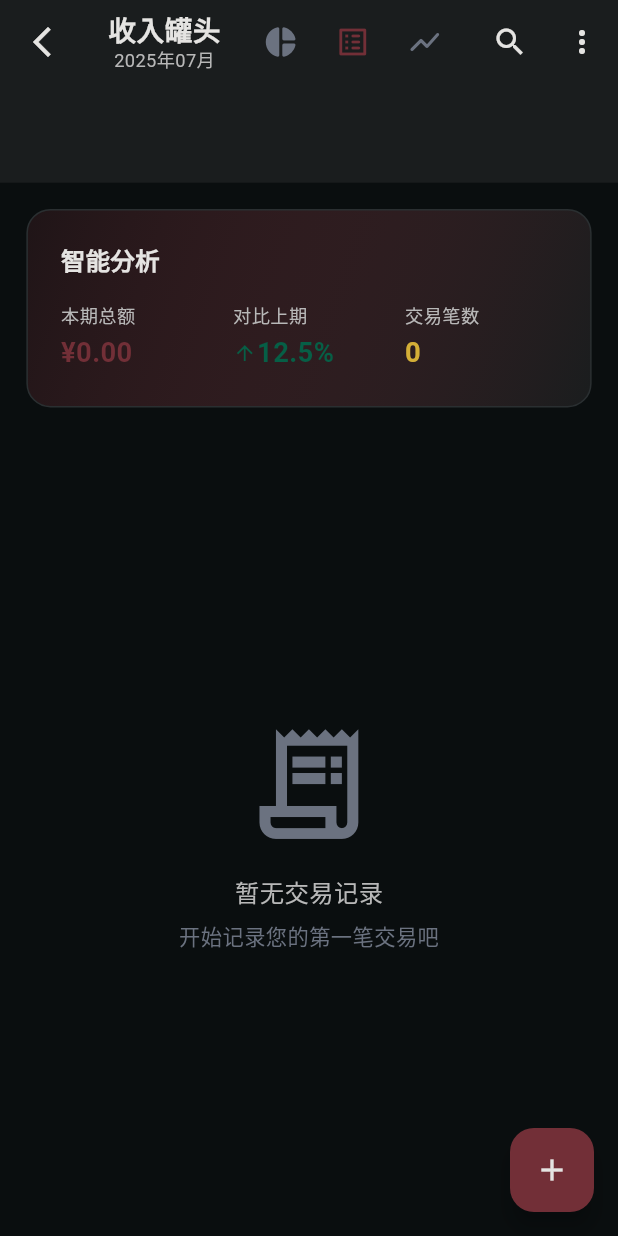
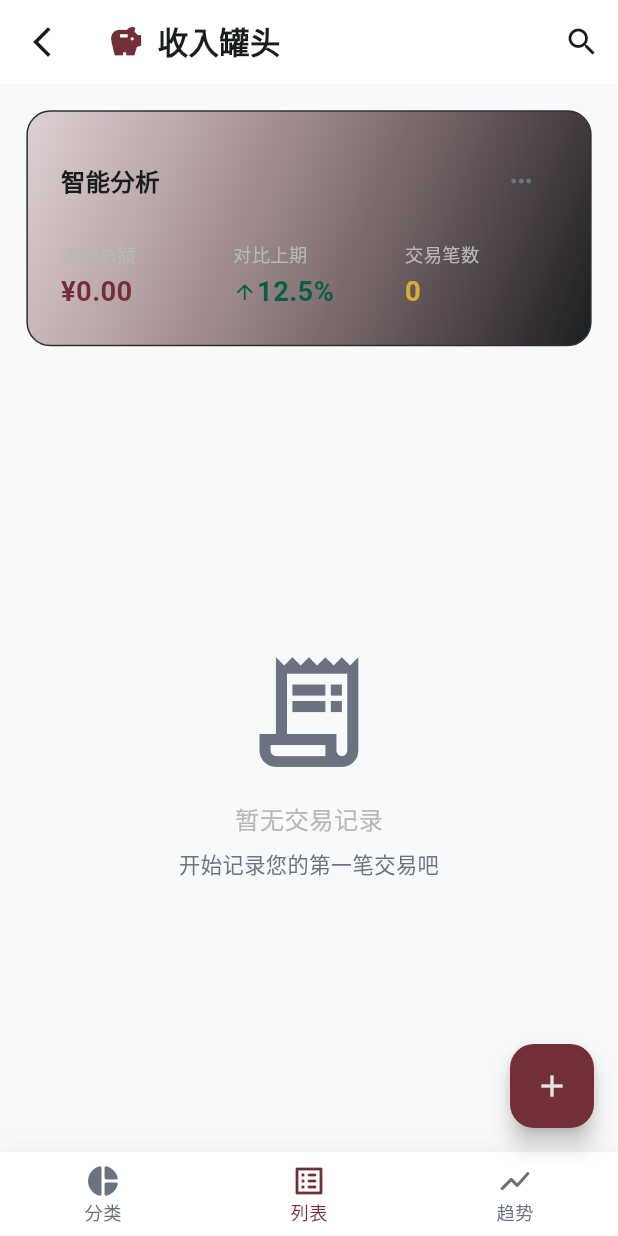
Before and after one commit to BrunonXU/MoneyJars, a Flutter app: the JarDetailPageNew screen opened directly with empty values, on a phone screen of 412 x 824 dp. Run offline on Flutter 3.47's test engine with Material 3 defaults, Android fonts, the phone set to English and light mode, and no system bars; our stand-ins replace fl_chart, flutter_screenutil, hive, hive_flutter; missing offline and left inert: dart:html; accounts and stored records are empty.

Commit message:
✨ 优化详情页UI设计 - 极简AppBar+底部导航
主요 개선사항:
- AppBar极简化: 移除时间副标题和视图切换按钮
- 底部标签导航: 3个视图切换移至底部，符合Material Design
- 智能功能集成: 高级功能集成到分析卡片菜单
- 时间选择优化: 改为优雅的对话框形式
- 视觉层次提升: 白色背景+精致阴影，告别压抑暗色

🤖 Generated with [Claude Code](https://claude.ai/code)

Co-Authored-By: Claude <noreply@anthropic.com>

```diff
--- a/lib/pages/detail/jar_detail_page_new.dart
+++ b/lib/pages/detail/jar_detail_page_new.dart
@@ -9,15 +9,12 @@
  */
 
 import 'package:flutter/material.dart';
-import 'package:flutter/services.dart';
 import 'package:provider/provider.dart';
 import 'package:intl/intl.dart';
 import 'package:flutter_screenutil/flutter_screenutil.dart';
-import 'package:fl_chart/fl_chart.dart';
 import '../../config/premium_color_scheme.dart';
 import '../../models/transaction_record_hive.dart';
 import '../../services/providers/transaction_provider.dart';
-import '../../widgets/common/loading_widget.dart';
 
 // 视图模式枚举
 enum ViewMode { pie, list, trend }
@@ -95,158 +92,101 @@ class _JarDetailPageNewState extends State<JarDetailPageNew>
 
   @override
   Widget build(BuildContext context) {
-    return Theme(
-      data: PremiumTheme.darkTheme,
-      child: Scaffold(
-        backgroundColor: PremiumColors.premiumBlack,
-        body: CustomScrollView(
-          slivers: [
-            _buildSliverAppBar(),
+    return Scaffold(
+      backgroundColor: const Color(0xFFF8F9FA), // 明亮的灰白背景
+      appBar: _buildSimpleAppBar(),
+      body: Column(
+        children: [
           _buildAnalysisCard(),
-            _buildViewContent(),
-          ],
-        ),
-        floatingActionButton: _buildFAB(),
-      ),
-    );
-  }
-
-  // 构建高级AppBar
-  Widget _buildSliverAppBar() {
-    return SliverAppBar(
-      expandedHeight: 120.h,
-      floating: true,
-      pinned: true,
-      backgroundColor: PremiumColors.darkCharcoal,
-      leading: IconButton(
-        icon: Icon(Icons.arrow_back_ios_new, color: PremiumColors.platinum),
-        onPressed: () => Navigator.pop(context),
-      ),
-      title: AnimatedOpacity(
-        opacity: _isSearching ? 0.0 : 1.0,
-        duration: const Duration(milliseconds: 300),
-        child: Column(
-          mainAxisSize: MainAxisSize.min,
-          children: [
-            Text(
-              _jarTitle,
-              style: TextStyle(
-                color: PremiumColors.platinum,
-                fontSize: 18.sp,
-                fontWeight: FontWeight.w600,
-                letterSpacing: 0.5,
-              ),
-            ),
-            Text(
-              _getSubtitle(),
-              style: TextStyle(
-                color: PremiumColors.silverGrey,
-                fontSize: 12.sp,
-                fontWeight: FontWeight.w400,
+          Expanded(
+            child: AnimatedSwitcher(
+              duration: const Duration(milliseconds: 600),
+              switchInCurve: Curves.easeInOut,
+              switchOutCurve: Curves.easeInOut,
+              child: _getViewWidget(),
             ),
           ),
         ],
       ),
+      bottomNavigationBar: _isSearching ? null : _buildBottomNavigation(),
+      floatingActionButton: _buildFAB(),
+    );
+  }
+
+  // 构建极简AppBar
+  PreferredSizeWidget _buildSimpleAppBar() {
+    return AppBar(
+      backgroundColor: Colors.white,
+      elevation: 0,
+      centerTitle: false,
+      leading: IconButton(
+        icon: Icon(Icons.arrow_back_ios_new, color: PremiumColors.darkCharcoal),
+        onPressed: () => Navigator.pop(context),
+      ),
+      title: Row(
+        mainAxisSize: MainAxisSize.min,
+        children: [
+          // App图标
+          Container(
+            margin: EdgeInsets.only(right: 8.w),
+            child: Icon(
+              Icons.savings,
+              size: 22.w,
+              color: _themeColor,
+            ),
+          ),
+          Text(
+            _jarTitle,
+            style: TextStyle(
+              color: PremiumColors.darkCharcoal,
+              fontSize: 20.sp,
+              fontWeight: FontWeight.w600,
+            ),
+          ),
+        ],
       ),
       actions: [
-        // 视图切换按钮组
-        if (!_isSearching) ...[
-          _buildViewToggleButton(Icons.pie_chart_rounded, ViewMode.pie),
-          _buildViewToggleButton(Icons.list_alt_rounded, ViewMode.list),
-          _buildViewToggleButton(Icons.show_chart_rounded, ViewMode.trend),
-          SizedBox(width: 8.w),
-        ],
         // 搜索按钮
         IconButton(
           icon: Icon(
             _isSearching ? Icons.close : Icons.search,
-            color: PremiumColors.platinum,
+            color: PremiumColors.darkCharcoal,
           ),
           onPressed: _toggleSearch,
         ),
-        // 更多选项
-        PopupMenuButton<String>(
-          icon: Icon(Icons.more_vert, color: PremiumColors.platinum),
-          color: PremiumColors.darkCharcoal,
-          itemBuilder: (context) => [
-            PopupMenuItem(
-              value: 'export',
-              child: Row(
-                children: [
-                  Icon(Icons.download, color: PremiumColors.platinum, size: 20),
-                  SizedBox(width: 12.w),
-                  Text('导出数据', style: TextStyle(color: PremiumColors.platinum)),
       ],
-              ),
-            ),
-            PopupMenuItem(
-              value: 'filter',
-              child: Row(
-                children: [
-                  Icon(Icons.filter_list, color: PremiumColors.platinum, size: 20),
-                  SizedBox(width: 12.w),
-                  Text('高级筛选', style: TextStyle(color: PremiumColors.platinum)),
-                ],
-              ),
-            ),
-            if (_currentView == ViewMode.list)
-              PopupMenuItem(
-                value: 'batch',
-                child: Row(
-                  children: [
-                    Icon(Icons.checklist, color: PremiumColors.platinum, size: 20),
-                    SizedBox(width: 12.w),
-                    Text('批量操作', style: TextStyle(color: PremiumColors.platinum)),
-                  ],
-                ),
-              ),
-          ],
-          onSelected: _handleMenuAction,
-        ),
-      ],
-      flexibleSpace: _isSearching ? _buildSearchBar() : null,
+      bottom: _isSearching ? _buildSearchBarAsBottom() : null,
     );
   }
 
-  // 构建视图切换按钮
-  Widget _buildViewToggleButton(IconData icon, ViewMode mode) {
-    final isSelected = _currentView == mode;
-    return IconButton(
-      icon: Icon(
-        icon,
-        color: isSelected ? _themeColor : PremiumColors.smokeGrey,
+  // 构建搜索栏作为AppBar的bottom
+  PreferredSizeWidget _buildSearchBarAsBottom() {
+    return PreferredSize(
+      preferredSize: Size.fromHeight(60.h),
+      child: Container(
+        padding: EdgeInsets.symmetric(horizontal: 16.w, vertical: 8.h),
+        decoration: BoxDecoration(
+          color: Colors.white,
+          border: Border(
+            bottom: BorderSide(color: PremiumColors.cardBorder, width: 1),
           ),
-      onPressed: () => _switchView(mode),
-    );
-  }
-
-  // 构建搜索栏
-  Widget _buildSearchBar() {
-    return FlexibleSpaceBar(
-      background: Container(
-        color: PremiumColors.darkCharcoal,
-        padding: EdgeInsets.only(
-          left: 56.w,
-          right: 16.w,
-          bottom: 16.h,
         ),
-        child: Column(
-          mainAxisAlignment: MainAxisAlignment.end,
-          children: [
-            TextField(
+        child: TextField(
           controller: _searchController,
           autofocus: true,
-              style: TextStyle(color: PremiumColors.platinum),
+          style: TextStyle(color: PremiumColors.darkCharcoal),
           decoration: InputDecoration(
             hintText: '搜索描述或金额...',
             hintStyle: TextStyle(color: PremiumColors.smokeGrey),
+            filled: true,
+            fillColor: const Color(0xFFF8F9FA),
             border: OutlineInputBorder(
               borderRadius: BorderRadius.circular(12),
-                  borderSide: BorderSide(color: PremiumColors.cardBorder),
+              borderSide: BorderSide.none,
             ),
             enabledBorder: OutlineInputBorder(
               borderRadius: BorderRadius.circular(12),
-                  borderSide: BorderSide(color: PremiumColors.cardBorder),
+              borderSide: BorderSide.none,
             ),
             focusedBorder: OutlineInputBorder(
               borderRadius: BorderRadius.circular(12),
@@ -265,16 +205,116 @@ class _JarDetailPageNewState extends State<JarDetailPageNew>
           ),
           onChanged: (value) => setState(() => _searchQuery = value),
         ),
-          ],
-        ),
       ),
     );
   }
 
+  // 构建底部导航栏
+  Widget _buildBottomNavigation() {
+    return Container(
+      decoration: BoxDecoration(
+        color: Colors.white,
+        boxShadow: [
+          BoxShadow(
+            color: Colors.black.withOpacity(0.05),
+            blurRadius: 10,
+            offset: const Offset(0, -2),
+          ),
+        ],
+      ),
+      child: BottomNavigationBar(
+        currentIndex: _currentView.index,
+        onTap: (index) => _switchView(ViewMode.values[index]),
+        backgroundColor: Colors.transparent,
+        elevation: 0,
+        selectedItemColor: _themeColor,
+        unselectedItemColor: PremiumColors.smokeGrey,
+        selectedFontSize: 12.sp,
+        unselectedFontSize: 12.sp,
+        type: BottomNavigationBarType.fixed,
+        items: [
+          BottomNavigationBarItem(
+            icon: Icon(Icons.pie_chart_rounded),
+            activeIcon: Icon(Icons.pie_chart_rounded),
+            label: '分类',
+          ),
+          BottomNavigationBarItem(
+            icon: Icon(Icons.list_alt_rounded),
+            activeIcon: Icon(Icons.list_alt_rounded),
+            label: '列表',
+          ),
+          BottomNavigationBarItem(
+            icon: Icon(Icons.show_chart_rounded),
+            activeIcon: Icon(Icons.show_chart_rounded),
+            label: '趋势',
+          ),
+        ],
+      ),
+    );
+  }
+
+  // 构建操作按钮组
+  Widget _buildActionButtons() {
+    return PopupMenuButton<String>(
+      icon: Icon(Icons.more_horiz, color: PremiumColors.smokeGrey, size: 20),
+      color: Colors.white,
+      elevation: 8,
+      shape: RoundedRectangleBorder(
+        borderRadius: BorderRadius.circular(12),
+      ),
+      itemBuilder: (context) => [
+        PopupMenuItem(
+          value: 'export',
+          child: Row(
+            children: [
+              Icon(Icons.download, color: PremiumColors.darkCharcoal, size: 18),
+              SizedBox(width: 12.w),
+              Text('导出数据', style: TextStyle(color: PremiumColors.darkCharcoal, fontSize: 14.sp)),
+            ],
+          ),
+        ),
+        PopupMenuItem(
+          value: 'filter',
+          child: Row(
+            children: [
+              Icon(Icons.filter_list, color: PremiumColors.darkCharcoal, size: 18),
+              SizedBox(width: 12.w),
+              Text('高级筛选', style: TextStyle(color: PremiumColors.darkCharcoal, fontSize: 14.sp)),
+            ],
+          ),
+        ),
+        if (_currentView == ViewMode.list)
+          PopupMenuItem(
+            value: 'batch',
+            child: Row(
+              children: [
+                Icon(Icons.checklist, color: PremiumColors.darkCharcoal, size: 18),
+                SizedBox(width: 12.w),
+                Text('批量操作', style: TextStyle(color: PremiumColors.darkCharcoal, fontSize: 14.sp)),
+              ],
+            ),
+          ),
+        if (_currentView == ViewMode.trend)
+          PopupMenuItem(
+            value: 'timeRange',
+            child: Row(
+              children: [
+                Icon(Icons.date_range, color: PremiumColors.darkCharcoal, size: 18),
+                SizedBox(width: 12.w),
+                Text('时间范围', style: TextStyle(color: PremiumColors.darkCharcoal, fontSize: 14.sp)),
+              ],
+            ),
+          ),
+      ],
+      onSelected: _handleMenuAction,
+    );
+  }
+
+  // 删除了未使用的SliverAppBar相关方法
+
   // 构建智能分析卡片
   Widget _buildAnalysisCard() {
-    return SliverToBoxAdapter(
-      child: Consumer<TransactionProvider>(
+    return Consumer<TransactionProvider>(
         builder: (context, provider, _) {
           final stats = _calculateStats(provider);
 
@@ -302,14 +342,13 @@ class _JarDetailPageNewState extends State<JarDetailPageNew>
                     Text(
                       '智能分析',
                       style: TextStyle(
-                        color: PremiumColors.platinum,
+                        color: PremiumColors.darkCharcoal,
                         fontSize: 16.sp,
                         fontWeight: FontWeight.w600,
                       ),
                     ),
-                    // 时间范围选择器
-                    if (_currentView == ViewMode.trend)
-                      _buildTimeRangeSelector(),
+                    // 高级功能按钮
+                    _buildActionButtons(),
                   ],
                 ),
                 SizedBox(height: 16.h),
@@ -348,7 +387,6 @@ class _JarDetailPageNewState extends State<JarDetailPageNew>
             ),
           );
         },
-      ),
       );
   }
 
@@ -388,46 +426,9 @@ class _JarDetailPageNewState extends State<JarDetailPageNew>
     );
   }
 
-  // 构建时间范围选择器
-  Widget _buildTimeRangeSelector() {
-    return Container(
-      padding: EdgeInsets.symmetric(horizontal: 12.w, vertical: 6.h),
-      decoration: BoxDecoration(
-        color: PremiumColors.darkCharcoal,
-        borderRadius: BorderRadius.circular(8),
-        border: Border.all(color: PremiumColors.cardBorder),
-      ),
-      child: DropdownButton<String>(
-        value: _timeRange,
-        items: ['本周', '本月', '三个月', '一年']
-            .map((range) => DropdownMenuItem(
-                  value: range,
-                  child: Text(
-                    range,
-                    style: TextStyle(color: PremiumColors.platinum, fontSize: 14.sp),
-                  ),
-                ))
-            .toList(),
-        onChanged: (value) => setState(() => _timeRange = value!),
-        underline: SizedBox(),
-        dropdownColor: PremiumColors.darkCharcoal,
-        icon: Icon(Icons.arrow_drop_down, color: PremiumColors.platinum),
-        isDense: true,
-      ),
-    );
-  }
+  // 删除了原来的时间范围选择器，现在使用对话框
 
-  // 构建视图内容
-  Widget _buildViewContent() {
-    return SliverFillRemaining(
-      child: AnimatedSwitcher(
-        duration: const Duration(milliseconds: 600),
-        switchInCurve: Curves.easeInOut,
-        switchOutCurve: Curves.easeInOut,
-        child: _getViewWidget(),
-      ),
-    );
-  }
+  // 删除了未使用的 _buildViewContent 方法
 
   // 获取当前视图组件
   Widget _getViewWidget() {
@@ -446,7 +447,7 @@ class _JarDetailPageNewState extends State<JarDetailPageNew>
     return Center(
       child: Text(
         '饼状图视图开发中...',
-        style: TextStyle(color: PremiumColors.platinum),
+        style: TextStyle(color: PremiumColors.darkCharcoal),
       ),
     );
   }
@@ -475,7 +476,7 @@ class _JarDetailPageNewState extends State<JarDetailPageNew>
     return Center(
       child: Text(
         '趋势图视图开发中...',
-        style: TextStyle(color: PremiumColors.platinum),
+        style: TextStyle(color: PremiumColors.darkCharcoal),
       ),
     );
   }
@@ -641,9 +642,6 @@ class _JarDetailPageNewState extends State<JarDetailPageNew>
   }
 
   // 辅助方法
-  String _getSubtitle() {
-    return DateFormat('yyyy年MM月').format(DateTime.now());
-  }
 
   void _toggleSearch() {
     setState(() {
@@ -672,6 +670,9 @@ class _JarDetailPageNewState extends State<JarDetailPageNew>
         break;
       case 'batch':
         _enterSelectionMode(null);
+        break;
+      case 'timeRange':
+        _showTimeRangeDialog();
         break;
     }
   }
@@ -722,6 +723,34 @@ class _JarDetailPageNewState extends State<JarDetailPageNew>
     };
   }
 
+  void _showTimeRangeDialog() {
+    showDialog(
+      context: context,
+      builder: (context) => AlertDialog(
+        backgroundColor: Colors.white,
+        shape: RoundedRectangleBorder(borderRadius: BorderRadius.circular(16)),
+        title: Text('选择时间范围', style: TextStyle(color: PremiumColors.darkCharcoal)),
+        content: Column(
+          mainAxisSize: MainAxisSize.min,
+          children: ['本周', '本月', '三个月', '一年'].map((range) =>
+            ListTile(
+              title: Text(range, style: TextStyle(color: PremiumColors.darkCharcoal)),
+              leading: Radio<String>(
+                value: range,
+                groupValue: _timeRange,
+                onChanged: (value) {
+                  setState(() => _timeRange = value!);
+                  Navigator.pop(context);
+                },
+                activeColor: _themeColor,
+              ),
+            ),
+          ).toList(),
+        ),
+      ),
+    );
+  }
+
   IconData _getCategoryIcon(String category) {
     // TODO: 根据分类返回对应图标
     return Icons.category;
```
Also changed, not shown: .claude/settings.local.json, 1 other file. Lines whose indentation alone changed are shown as unchanged.
